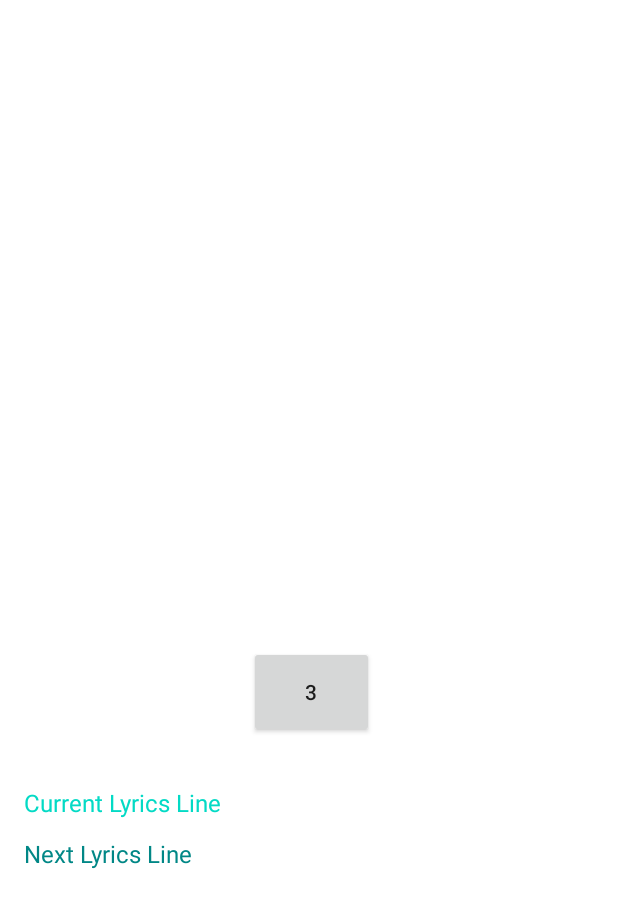
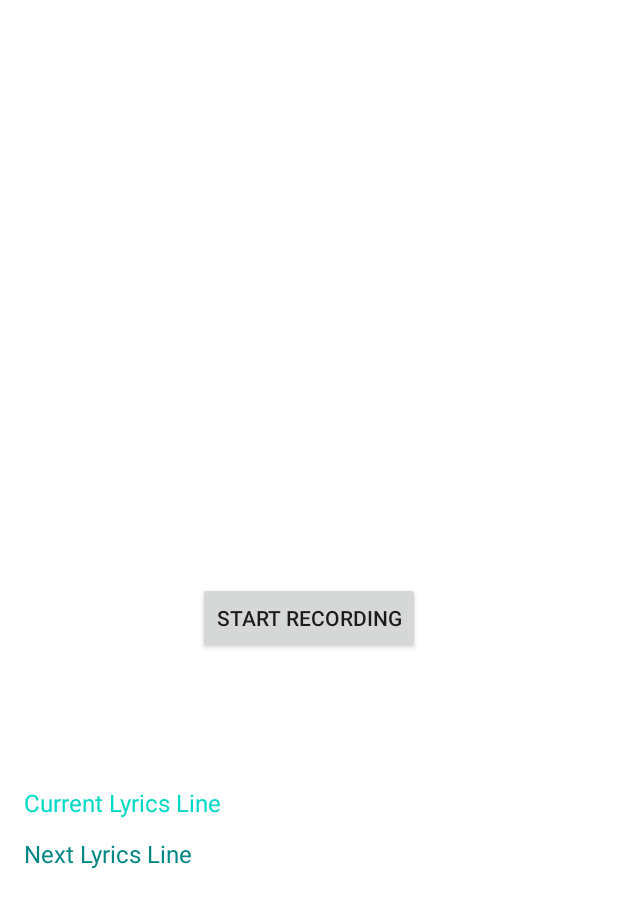
Before and after one commit to RobPeissig/KaraOK, an Android app: the LiveEffectDemo screen opened directly, with no data from a screen before it, on a phone screen of 412 x 824 dp. Shown: the top 908 px of the screen. Run offline under Robolectric (Android 15) with nearby library versions, the phone set to English and light mode, and no system bars; our stand-ins replace Firebase (no records; nobody signed in at launch, a user with empty details on screens opened directly); 11 statements that could not run were skipped.

Commit message:
Recording button integration

```diff
--- a/app/src/main/java/com/example/karaok/LiveEffectDemo.java
+++ b/app/src/main/java/com/example/karaok/LiveEffectDemo.java
@@ -73,6 +73,7 @@
     private boolean isRecording = false;
     private MediaPlayer player;
     private boolean curPlaying;
+    private Button recordButton;
     String songName;
     @Override
     protected void onCreate(Bundle savedInstanceState) {
@@ -84,6 +85,18 @@
         ld1 = findViewById(R.id.ld1);
         ld2 = findViewById(R.id.ld2);
         toggleEffectButton = findViewById(R.id.button_toggle_effect);
+        recordButton = findViewById(R.id.record_button);
+
+        recordButton.setOnClickListener(new View.OnClickListener() {
+            @Override
+            public void onClick(View v) {
+                if (isRecording) {
+                    stopRecording();
+                } else {
+                    startRecording();
+                }
+            }
+        });
         new CountDownTimer(3000, 1000) {
             public void onTick(long millisUntilFinished) {
                 long time = (millisUntilFinished / 1000) + 1;
@@ -178,7 +191,7 @@
         boolean success = LiveEffectEngine.setEffectOn(true);
         if (success) {
             //OLD: mp.start();
-            startRecording();
+//            startRecording();
             //toggleEffectButton.setText(R.string.stop_effect);
             isPlaying = true;
             setSpinnersEnabled(false);
@@ -207,14 +220,15 @@
         } else {
             audioRecorder.startRecording();
             isRecording = true;
+            recordButton.setText(R.string.stop_recording);
         }
     }
 
     private void stopRecording() {
         audioRecorder.stopRecording();
         isRecording = false;
+        recordButton.setText(R.string.start_recording);
     }
-
     private void setSpinnersEnabled(boolean isEnabled){
         recordingDeviceSpinner.setEnabled(isEnabled);
         playbackDeviceSpinner.setEnabled(isEnabled);
@@ -247,9 +261,9 @@
     public void onRequestPermissionsResult(int requestCode, @NonNull String[] permissions,
                                            @NonNull int[] grantResults) {
         if (requestCode == RECORD_REQUEST_CODE) {
-            if (grantResults.length > 0 && grantResults[0] == PackageManager.PERMISSION_GRANTED) {
-                startRecording();
-            }
+//            if (grantResults.length > 0 && grantResults[0] == PackageManager.PERMISSION_GRANTED) {
+//                startRecording();
+//            }
         }
         if (AUDIO_EFFECT_REQUEST != requestCode) {
             super.onRequestPermissionsResult(requestCode, permissions, grantResults);
--- a/app/src/main/res/layout-v21/activity_liveeffect_demo.xml
+++ b/app/src/main/res/layout-v21/activity_liveeffect_demo.xml
@@ -32,6 +32,7 @@
         android:gravity="center"
         android:text="@string/start_effect"
         android:textAllCaps="false"
+        android:visibility="invisible"
         app:layout_constraintEnd_toEndOf="parent"
         app:layout_constraintHorizontal_bias="0.506"
         app:layout_constraintStart_toStartOf="parent"
@@ -55,6 +56,16 @@
         android:visibility="invisible"
         app:layout_constraintLeft_toLeftOf="parent"
         app:layout_constraintTop_toBottomOf="@+id/recording_devices_spinner" />
+
+    <Button
+        android:id="@+id/record_button"
+        android:layout_width="wrap_content"
+        android:layout_height="wrap_content"
+        android:text="@string/start_recording"
+        app:layout_constraintBottom_toBottomOf="parent"
+        app:layout_constraintEnd_toEndOf="parent"
+        app:layout_constraintStart_toStartOf="parent"
+        app:layout_constraintTop_toTopOf="parent" />
 
     <TextView
         android:id="@+id/ld1"
--- a/app/src/main/res/layout/activity_liveeffect_demo.xml
+++ b/app/src/main/res/layout/activity_liveeffect_demo.xml
@@ -38,6 +38,7 @@
         android:layout_width="wrap_content"
         android:layout_height="wrap_content"
         android:text="play"
+        android:visibility="invisible"
         tools:layout_editor_absoluteX="500dp"
         tools:layout_editor_absoluteY="500dp" />
 
--- a/app/src/main/res/values/strings.xml
+++ b/app/src/main/res/values/strings.xml
@@ -14,6 +14,8 @@
         and speaker you may create a feedback loop which will not be pleasant to listen to.</string>
     <string name="recording_device">Recording device</string>
     <string name="playback_device">Playback device</string>
+    <string name="start_recording">Start Recording</string>
+    <string name="stop_recording">Stop Recording</string>
 
     <string name="apiSelection">APIs</string>
     <string name="aaudio">AAudio</string>
```
Also changed, not shown: 1 other file.
